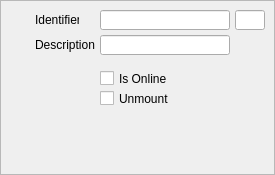
Above: tinyember/TinyEmberPlus/NodeView.ui from Lawo/ember-plus before the change. Below: the same form after it.
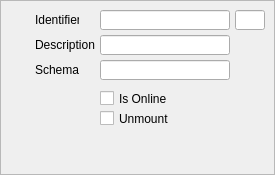
That is the form after the change. Icons and pictures are not drawn.

Commit message: TinyEmber: Added the possibility to set a schema identifier.

```diff
--- a/tinyember/TinyEmberPlus/NodeView.ui
+++ b/tinyember/TinyEmberPlus/NodeView.ui
@@ -126,7 +126,7 @@
    <property name="geometry">
     <rect>
      <x>100</x>
-     <y>70</y>
+     <y>90</y>
      <width>70</width>
      <height>17</height>
     </rect>
@@ -139,7 +139,7 @@
    <property name="geometry">
     <rect>
      <x>100</x>
-     <y>90</y>
+     <y>110</y>
      <width>70</width>
      <height>17</height>
     </rect>
@@ -148,6 +148,32 @@
     <string>Unmount</string>
    </property>
   </widget>
+  <widget class="QLabel" name="label_17">
+   <property name="geometry">
+    <rect>
+     <x>35</x>
+     <y>60</y>
+     <width>60</width>
+     <height>20</height>
+    </rect>
+   </property>
+   <property name="text">
+    <string>Schema</string>
+   </property>
+  </widget>
+  <widget class="QLineEdit" name="schemaText">
+   <property name="geometry">
+    <rect>
+     <x>100</x>
+     <y>60</y>
+     <width>130</width>
+     <height>20</height>
+    </rect>
+   </property>
+   <property name="readOnly">
+    <bool>false</bool>
+   </property>
+  </widget>
  </widget>
  <resources>
   <include location="TinyEmberPlus.qrc"/>
```
Left out of the diff: 17 changed lines with no effect on the pictures. The commit also changes 28 other files.
